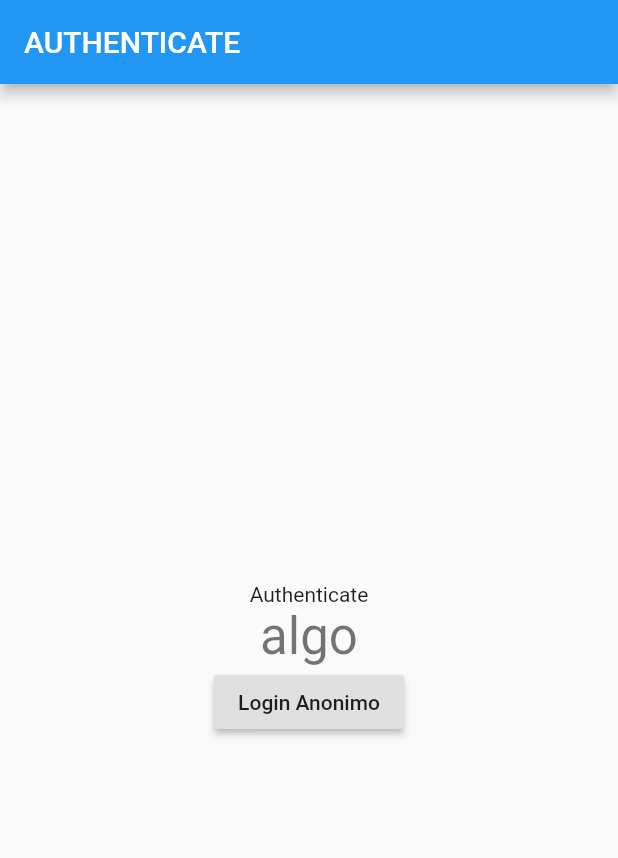
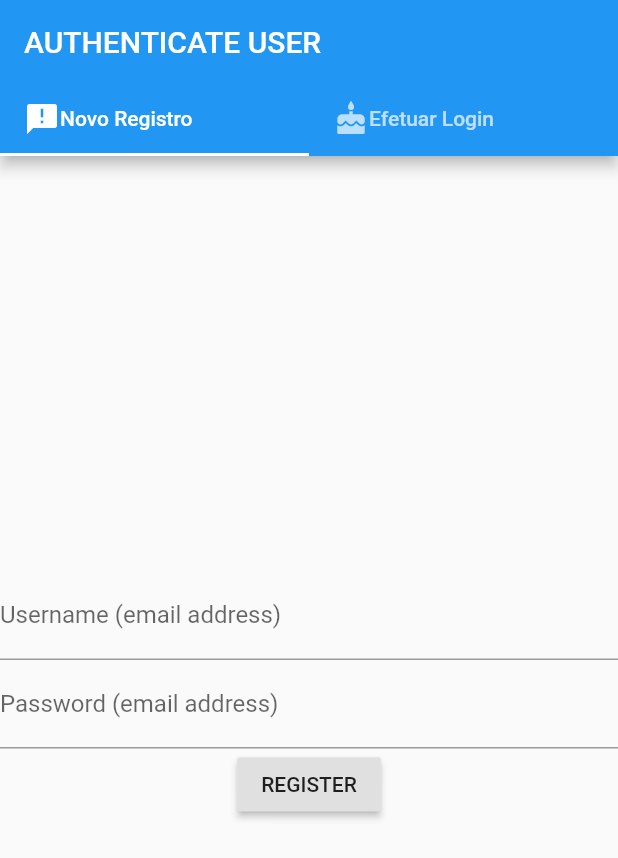
Before and after one commit to victorpereira01/prog-mobile-si700, a Flutter app: the screen it shows after launch, on a phone screen of 412 x 824 dp. Shown: the top 858 px of the screen. Run offline on Flutter 3.47's test engine with Material 2 defaults, Android fonts, the phone set to English and light mode, and no system bars; our stand-ins replace bloc, firebase_auth, firebase_core, flutter_bloc, font_awesome_flutter, sqflite; accounts and stored records are empty.

Commit message:
Login e logout com email/senha

```diff
--- a/firebase_sample/lib/views/auth/authenticate.dart
+++ b/firebase_sample/lib/views/auth/authenticate.dart
@@ -1,5 +1,7 @@
 import 'package:firebase_sample/bloc/auth_bloc.dart';
 import 'package:firebase_sample/bloc/auth_event.dart';
+import 'package:firebase_sample/views/auth/register.dart';
+import 'package:firebase_sample/views/auth/sign_in.dart';
 import 'package:flutter/cupertino.dart';
 import 'package:flutter/material.dart';
 import 'package:flutter_bloc/flutter_bloc.dart';
@@ -15,29 +17,26 @@ class Authenticate extends StatefulWidget {
 class _AuthenticateState extends State<Authenticate> {
   @override
   Widget build(BuildContext context) {
-    return Scaffold(
-      appBar: AppBar(
-        title: Text("AUTHENTICATE"),
-      ),
-      body: Center(
-        child: Column(
-          mainAxisAlignment: MainAxisAlignment.center,
-          children: <Widget>[
-            Text(
-              'Authenticate',
-            ),
-            Text(
-              "algo",
-              style: Theme.of(context).textTheme.headline4,
-            ),
-            RaisedButton(
-              child: Text("Login Anonimo"),
-              onPressed: () {
-                BlocProvider.of<AuthBloc>(context).add(LoginAnonimousUser());
-              },
-            )
-          ],
+    return DefaultTabController(
+      length: 2,
+      child: Scaffold(
+        appBar: AppBar(
+          title: Text("AUTHENTICATE USER"),
+          bottom: TabBar(tabs: [
+            Tab(
+                icon: Row(
+              children: [Icon(Icons.announcement), Text("Novo Registro")],
+            )),
+            Tab(
+                icon: Row(
+              children: [Icon(Icons.cake), Text("Efetuar Login")],
+            ))
+          ]),
         ),
+        body: TabBarView(children: [
+          Register(),
+          SignIn(),
+        ]),
       ),
     );
   }
--- /dev/null
+++ b/firebase_sample/lib/views/auth/register.dart
@@ -0,0 +1,74 @@
+import 'package:firebase_sample/bloc/auth_bloc.dart';
+import 'package:firebase_sample/bloc/auth_event.dart';
+import 'package:flutter/cupertino.dart';
+import 'package:flutter/material.dart';
+import 'package:flutter_bloc/flutter_bloc.dart';
+
+class Register extends StatefulWidget {
+  @override
+  State<StatefulWidget> createState() {
+    return _RegisterState();
+  }
+}
+
+class _RegisterState extends State<Register> {
+  GlobalKey<FormState> formKey = new GlobalKey();
+  RegisterUser registerUser = new RegisterUser();
+
+  @override
+  Widget build(BuildContext context) {
+    return Scaffold(
+      body: Container(
+        child: Column(
+          mainAxisAlignment: MainAxisAlignment.center,
+          children: [registerForm()],
+        ),
+      ),
+    );
+  }
+
+  Widget registerForm() {
+    return Form(
+      key: formKey,
+      child: Column(
+        children: [
+          TextFormField(
+            validator: (value) {
+              if (value.length == 0) {
+                return "Please enter username";
+              }
+              return null;
+            },
+            onSaved: (value) {
+              registerUser.username = value;
+            },
+            decoration: InputDecoration(
+                hintText: "none@none.com",
+                labelText: "Username (email address)"),
+          ),
+          TextFormField(
+            validator: (value) {
+              if (value.length == 0) {
+                return "Please enter password";
+              }
+              return null;
+            },
+            onSaved: (value) {
+              registerUser.password = value;
+            },
+            decoration: InputDecoration(
+                hintText: "*******", labelText: "Password (email address)"),
+          ),
+          RaisedButton(
+              child: Text("REGISTER"),
+              onPressed: () {
+                if (formKey.currentState.validate()) {
+                  formKey.currentState.save();
+                  BlocProvider.of<AuthBloc>(context).add(registerUser);
+                }
+              })
+        ],
+      ),
+    );
+  }
+}
--- a/firebase_sample/lib/views/wrapper.dart
+++ b/firebase_sample/lib/views/wrapper.dart
@@ -3,17 +3,39 @@ import 'package:firebase_sample/bloc/auth_state.dart';
 import 'package:firebase_sample/views/auth/authenticate.dart';
 import 'package:firebase_sample/views/home/home.dart';
 import 'package:flutter/cupertino.dart';
+import 'package:flutter/material.dart';
 import 'package:flutter_bloc/flutter_bloc.dart';
 
 class Wrapper extends StatelessWidget {
   @override
   Widget build(BuildContext context) {
-    return BlocBuilder<AuthBloc, AuthState>(builder: (context, state) {
-      if (state is Authenticated) {
-        return Home();
-      } else {
-        return Authenticate();
-      }
-    });
+    return BlocConsumer<AuthBloc, AuthState>(
+      builder: (context, state) {
+        if (state is Authenticated) {
+          return Home();
+        } else {
+          return Authenticate();
+        }
+      },
+      listener: (context, state) {
+        if (state is AuthError) {
+          showDialog(
+            context: context,
+            builder: (context) => AlertDialog(
+              title: Text("Erro no servidor"),
+              content: Text(state.message),
+              actions: [
+                FlatButton(
+                  child: Text("OK"),
+                  onPressed: () {
+                    Navigator.of(context).pop();
+                  },
+                )
+              ],
+            ),
+          );
+        }
+      },
+    );
   }
 }
```
Also changed, not shown: firebase_sample/lib/views/auth/sign_in.dart (added, +74 -0 lines).
